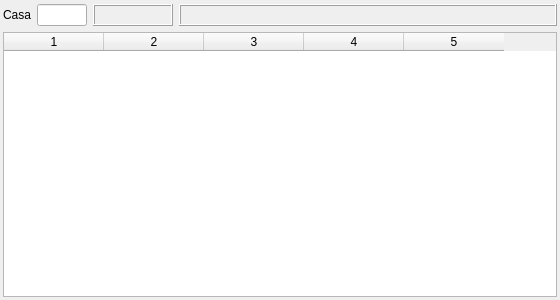
Qt form homehistorywindow.ui (GonzaloHernandez/jpbilling) before a commit.
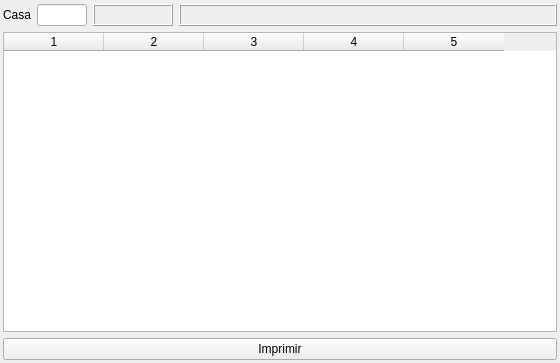
The same form after that commit.

Commit message: Launch print procedures, and some fixes

Diff of the .ui file:
```diff
--- a/homehistorywindow.ui
+++ b/homehistorywindow.ui
@@ -7,7 +7,7 @@
     <x>0</x>
     <y>0</y>
     <width>560</width>
-    <height>300</height>
+    <height>363</height>
    </rect>
   </property>
   <property name="windowTitle">
@@ -109,6 +109,17 @@
      <column/>
     </widget>
    </item>
+   <item>
+    <layout class="QHBoxLayout" name="horizontalLayout_2">
+     <item>
+      <widget class="QPushButton" name="button_print">
+       <property name="text">
+        <string>Imprimir</string>
+       </property>
+      </widget>
+     </item>
+    </layout>
+   </item>
   </layout>
  </widget>
  <resources/>
```
The commit also changes 5 other files.
